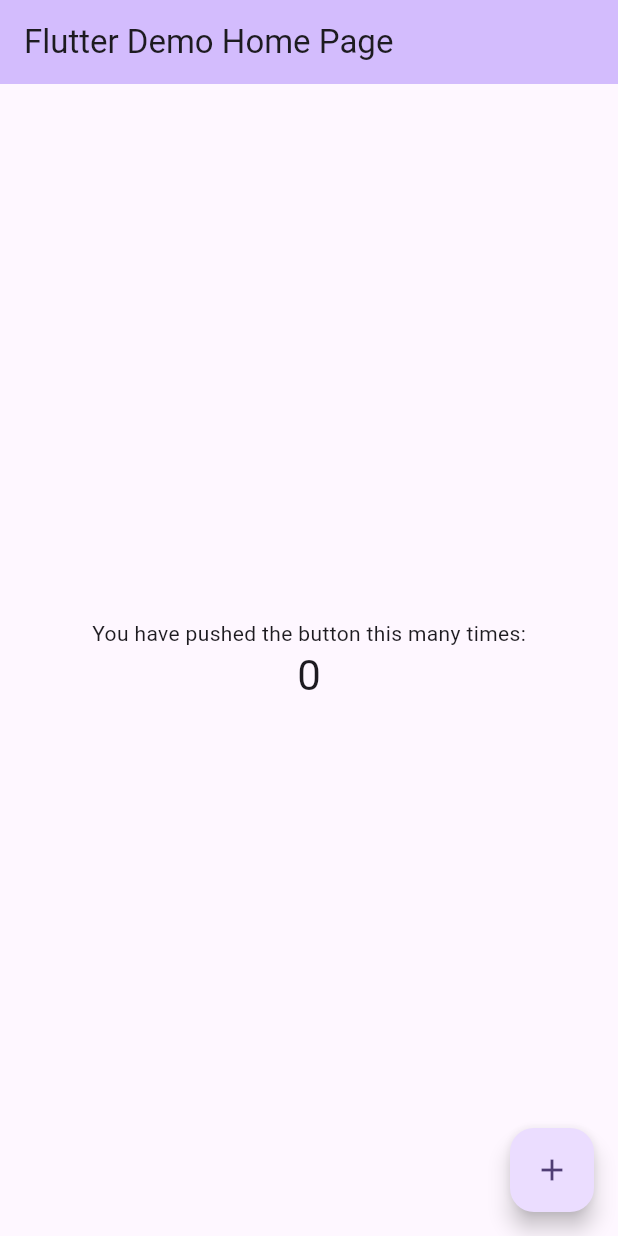
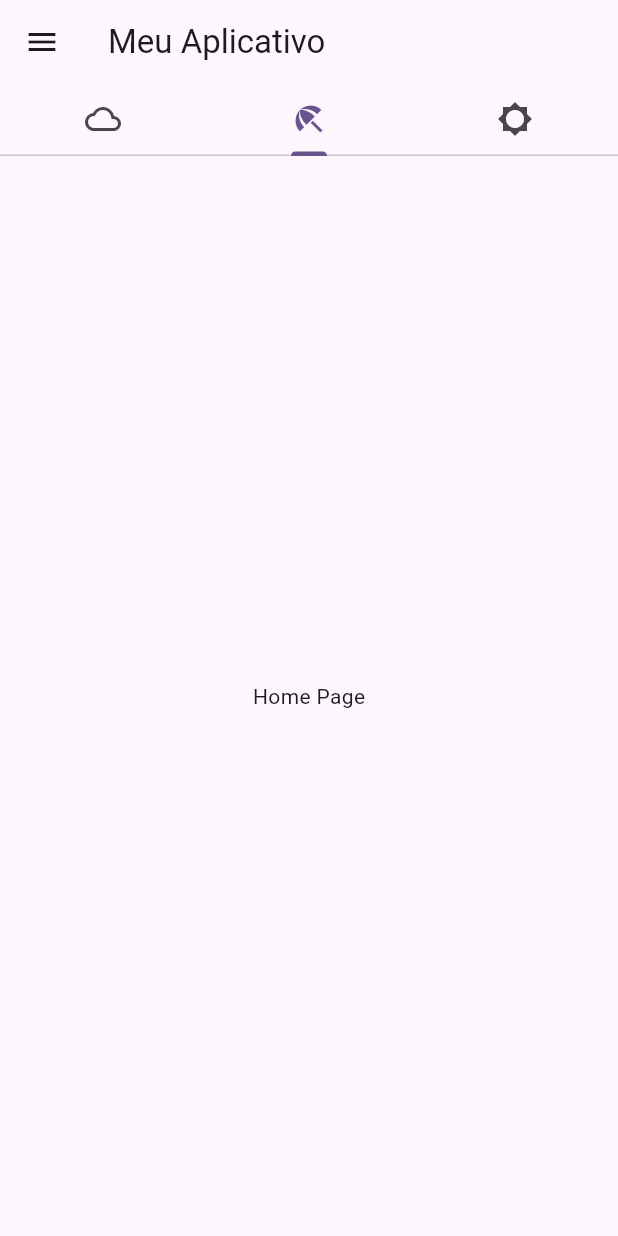
Before and after one commit to b1zz1/movie-watchlist-app, a Flutter app: the screen it shows after launch, on a phone screen of 412 x 824 dp. Run offline on Flutter 3.47's test engine with Material 3 defaults, Android fonts, the phone set to English and light mode, and no system bars.

Commit message:
MWA-002
- Estruturação do projeto
- Separação das páginas
- Componentização do header
- TabBar abaixo da AppBar

```diff
--- /dev/null
+++ b/lib/components/header.dart
@@ -0,0 +1,34 @@
+import 'package:flutter/material.dart';
+
+class Header extends StatelessWidget implements PreferredSizeWidget{
+  final double screenWidth;
+
+  const Header({super.key, required this.screenWidth});
+
+  @override
+  Widget build(BuildContext context) {
+    return DefaultTabController(
+      initialIndex: 1,
+      length: 3,
+      child:
+        AppBar(
+          leading: IconButton(
+            icon: const Icon(Icons.menu),
+            // color: const Color(),
+            onPressed: () {},
+          ),
+          title: const Text('Meu Aplicativo'),
+          bottom: const TabBar(
+              tabs: <Widget>[
+                Tab(icon: Icon(Icons.cloud_outlined)),
+                Tab(icon: Icon(Icons.beach_access_sharp)),
+                Tab(icon: Icon(Icons.brightness_5_sharp)),
+              ]
+          ),
+        ),
+    );
+  }
+
+  @override
+  Size get preferredSize => const Size.fromHeight(kToolbarHeight + kTextTabBarHeight);
+}
--- a/lib/main.dart
+++ b/lib/main.dart
@@ -1,125 +1,14 @@
 import 'package:flutter/material.dart';
+import 'package:movie_watchlist_app/screens/home.dart';
 
 void main() {
-  runApp(const MyApp());
+  runApp(MaterialApp(
+    title: 'Flutter Demo',
+    theme: ThemeData(
+      colorScheme: ColorScheme.fromSeed(seedColor: Colors.deepPurple),
+      useMaterial3: true,
+    ),
+    home: Home(),
+    debugShowCheckedModeBanner: false,
+  ));
 }
-
-class MyApp extends StatelessWidget {
-  const MyApp({super.key});
-
-  // This widget is the root of your application.
-  @override
-  Widget build(BuildContext context) {
-    return MaterialApp(
-      title: 'Flutter Demo',
-      theme: ThemeData(
-        // This is the theme of your application.
-        //
-        // TRY THIS: Try running your application with "flutter run". You'll see
-        // the application has a purple toolbar. Then, without quitting the app,
-        // try changing the seedColor in the colorScheme below to Colors.green
-        // and then invoke "hot reload" (save your changes or press the "hot
-        // reload" button in a Flutter-supported IDE, or press "r" if you used
-        // the command line to start the app).
-        //
-        // Notice that the counter didn't reset back to zero; the application
-        // state is not lost during the reload. To reset the state, use hot
-        // restart instead.
-        //
-        // This works for code too, not just values: Most code changes can be
-        // tested with just a hot reload.
-        colorScheme: ColorScheme.fromSeed(seedColor: Colors.deepPurple),
-        useMaterial3: true,
-      ),
-      home: const MyHomePage(title: 'Flutter Demo Home Page'),
-    );
-  }
-}
-
-class MyHomePage extends StatefulWidget {
-  const MyHomePage({super.key, required this.title});
-
-  // This widget is the home page of your application. It is stateful, meaning
-  // that it has a State object (defined below) that contains fields that affect
-  // how it looks.
-
-  // This class is the configuration for the state. It holds the values (in this
-  // case the title) provided by the parent (in this case the App widget) and
-  // used by the build method of the State. Fields in a Widget subclass are
-  // always marked "final".
-
-  final String title;
-
-  @override
-  State<MyHomePage> createState() => _MyHomePageState();
-}
-
-class _MyHomePageState extends State<MyHomePage> {
-  int _counter = 0;
-
-  void _incrementCounter() {
-    setState(() {
-      // This call to setState tells the Flutter framework that something has
-      // changed in this State, which causes it to rerun the build method below
-      // so that the display can reflect the updated values. If we changed
-      // _counter without calling setState(), then the build method would not be
-      // called again, and so nothing would appear to happen.
-      _counter++;
-    });
-  }
-
-  @override
-  Widget build(BuildContext context) {
-    // This method is rerun every time setState is called, for instance as done
-    // by the _incrementCounter method above.
-    //
-    // The Flutter framework has been optimized to make rerunning build methods
-    // fast, so that you can just rebuild anything that needs updating rather
-    // than having to individually change instances of widgets.
-    return Scaffold(
-      appBar: AppBar(
-        // TRY THIS: Try changing the color here to a specific color (to
-        // Colors.amber, perhaps?) and trigger a hot reload to see the AppBar
-        // change color while the other colors stay the same.
-        backgroundColor: Theme.of(context).colorScheme.inversePrimary,
-        // Here we take the value from the MyHomePage object that was created by
-        // the App.build method, and use it to set our appbar title.
-        title: Text(widget.title),
-      ),
-      body: Center(
-        // Center is a layout widget. It takes a single child and positions it
-        // in the middle of the parent.
-        child: Column(
-          // Column is also a layout widget. It takes a list of children and
-          // arranges them vertically. By default, it sizes itself to fit its
-          // children horizontally, and tries to be as tall as its parent.
-          //
-          // Column has various properties to control how it sizes itself and
-          // how it positions its children. Here we use mainAxisAlignment to
-          // center the children vertically; the main axis here is the vertical
-          // axis because Columns are vertical (the cross axis would be
-          // horizontal).
-          //
-          // TRY THIS: Invoke "debug painting" (choose the "Toggle Debug Paint"
-          // action in the IDE, or press "p" in the console), to see the
-          // wireframe for each widget.
-          mainAxisAlignment: MainAxisAlignment.center,
-          children: <Widget>[
-            const Text(
-              'You have pushed the button this many times:',
-            ),
-            Text(
-              '$_counter',
-              style: Theme.of(context).textTheme.headlineMedium,
-            ),
-          ],
-        ),
-      ),
-      floatingActionButton: FloatingActionButton(
-        onPressed: _incrementCounter,
-        tooltip: 'Increment',
-        child: const Icon(Icons.add),
-      ), // This trailing comma makes auto-formatting nicer for build methods.
-    );
-  }
-}
--- /dev/null
+++ b/lib/screens/home.dart
@@ -0,0 +1,19 @@
+import 'package:flutter/material.dart';
+import 'package:movie_watchlist_app/components/header.dart';
+
+class Home extends StatelessWidget {
+  const Home({super.key});
+
+  @override
+  Widget build(BuildContext context) {
+    final screenWidth = MediaQuery.of(context).size.width;
+    //final screenHeight = MediaQuery.of(context).size.height;
+
+    return Scaffold(
+        appBar: Header(screenWidth: screenWidth),
+        body: Center(
+          child: Text('Home Page')
+        )
+    );
+  }
+}
```
Also changed, not shown: lib/screens/movie/details.dart (added), lib/screens/movie/reviews.dart (added), lib/screens/user/login.dart (added), lib/screens/user/watchlist.dart (added), 1 other file.
